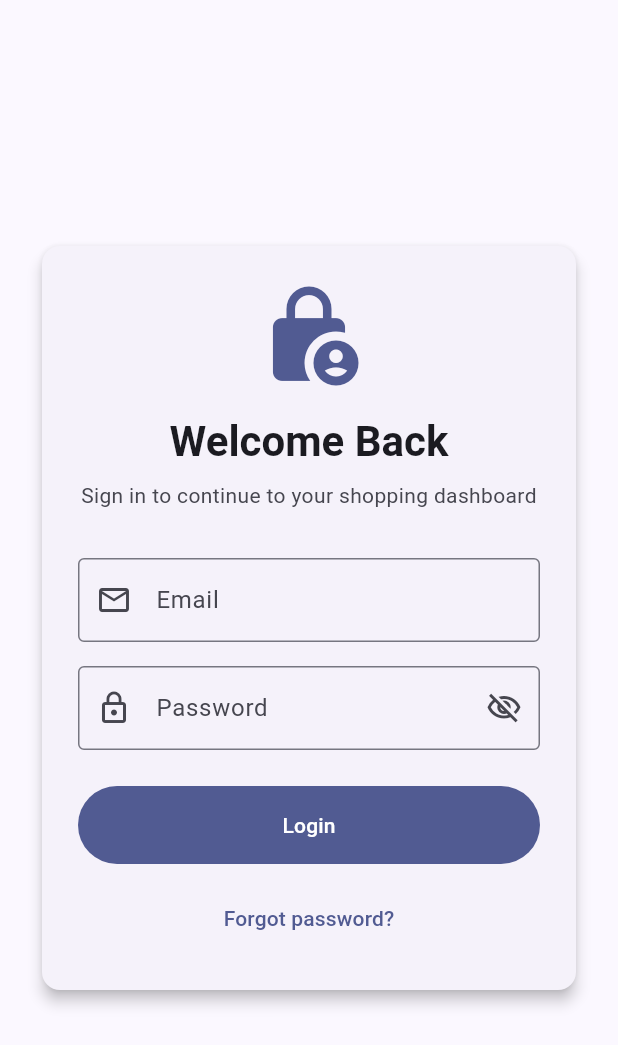
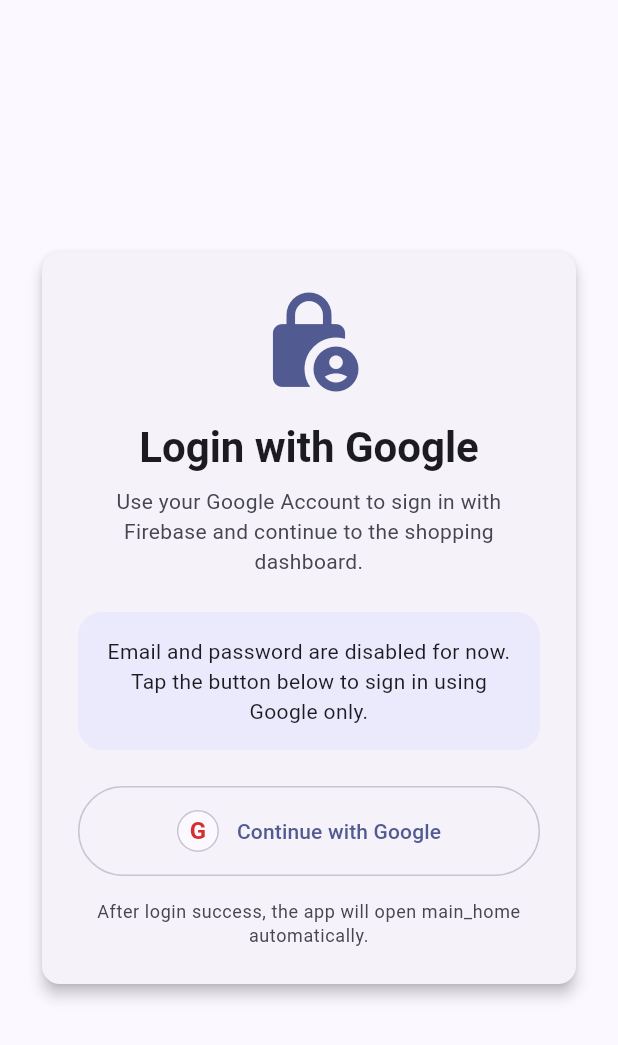
Before and after one commit to masterUNG/shoponlinemasterung, a Flutter app: the screen it shows after launch, on a phone screen of 412 x 824 dp. Shown: the top 1045 px of the screen. Run offline on Flutter 3.47's test engine with Material 3 defaults, Android fonts, the phone set to English and light mode, and no system bars; our stand-ins replace firebase_auth, firebase_core, get, google_sign_in; accounts and stored records are empty.

Commit message:
Implement Google Sign-In functionality and add Main Home module

```diff
--- a/lib/app/routes/app_pages.dart
+++ b/lib/app/routes/app_pages.dart
@@ -2,6 +2,8 @@
 
 import '../../modules/login/bindings/login_binding.dart';
 import '../../modules/login/views/login_view.dart';
+import '../../modules/main_home/bindings/main_home_binding.dart';
+import '../../modules/main_home/views/main_home_view.dart';
 import 'app_routes.dart';
 
 class AppPages {
@@ -15,5 +17,10 @@
       page: LoginView.new,
       binding: LoginBinding(),
     ),
+    GetPage<MainHomeView>(
+      name: Routes.mainHome,
+      page: MainHomeView.new,
+      binding: MainHomeBinding(),
+    ),
   ];
 }
--- a/lib/app/routes/app_routes.dart
+++ b/lib/app/routes/app_routes.dart
@@ -2,4 +2,5 @@
   Routes._();
 
   static const login = '/login';
+  static const mainHome = '/main-home';
 }
--- a/lib/main.dart
+++ b/lib/main.dart
@@ -4,12 +4,6 @@
 import 'package:shoponlinemasterung/firebase_options.dart';
 
 import 'app/routes/app_pages.dart';
-
-//////////////////////////////////////////
-//////////////////////////////////////////
-/// Test by Master Ung
-//////////////////////////////////////////
-//////////////////////////////////////////
 
 Future<void> main() async {
   WidgetsFlutterBinding.ensureInitialized();
--- a/lib/modules/login/controllers/login_controller.dart
+++ b/lib/modules/login/controllers/login_controller.dart
@@ -1,37 +1,99 @@
+import 'package:firebase_auth/firebase_auth.dart';
 import 'package:flutter/material.dart';
 import 'package:get/get.dart';
+import 'package:google_sign_in/google_sign_in.dart';
+
+import '../../../app/routes/app_routes.dart';
 
 class LoginController extends GetxController {
-  final emailController = TextEditingController();
-  final passwordController = TextEditingController();
+  static const _serverClientId =
+      '247194165705-2rdt0j6gkrsrpl3jr2huraknltu1gjk4.apps.googleusercontent.com';
 
-  final isPasswordHidden = true.obs;
+  final FirebaseAuth _firebaseAuth = FirebaseAuth.instance;
+  final GoogleSignIn _googleSignIn = GoogleSignIn.instance;
+
   final isLoading = false.obs;
+  late final Future<void> _googleInitialization;
 
-  void togglePasswordVisibility() {
-    isPasswordHidden.toggle();
+  @override
+  void onInit() {
+    super.onInit();
+    _googleInitialization = _googleSignIn.initialize(
+      serverClientId: _serverClientId,
+    );
   }
 
-  Future<void> login() async {
-    FocusManager.instance.primaryFocus?.unfocus();
+  @override
+  void onReady() {
+    super.onReady();
+    if (_firebaseAuth.currentUser != null) {
+      Get.offAllNamed(Routes.mainHome);
+    }
+  }
+
+  Future<void> loginWithGoogle() async {
+    if (isLoading.value) {
+      return;
+    }
+
     isLoading.value = true;
 
-    await Future<void>.delayed(const Duration(seconds: 1));
+    try {
+      await _googleInitialization;
 
-    isLoading.value = false;
+      final GoogleSignInAccount googleUser = await _googleSignIn.authenticate();
+      final String? idToken = googleUser.authentication.idToken;
 
+      if (idToken == null || idToken.isEmpty) {
+        throw FirebaseAuthException(
+          code: 'missing-google-id-token',
+          message: 'Google Sign-In did not return an ID token.',
+        );
+      }
+
+      final AuthCredential credential = GoogleAuthProvider.credential(
+        idToken: idToken,
+      );
+
+      final UserCredential userCredential = await _firebaseAuth
+          .signInWithCredential(credential);
+      final String displayName =
+          userCredential.user?.displayName ??
+          userCredential.user?.email ??
+          'Google User';
+
+      Get.offAllNamed(Routes.mainHome);
       Get.snackbar(
         'Login Success',
-      'Welcome back, ${emailController.text.isEmpty ? 'user' : emailController.text}',
+        'Welcome, $displayName',
+        snackPosition: SnackPosition.BOTTOM,
+        margin: const EdgeInsets.all(16),
+      );
+    } on GoogleSignInException catch (error) {
+      if (error.code != GoogleSignInExceptionCode.canceled) {
+        Get.snackbar(
+          'Google Sign-In Failed',
+          error.description ?? 'Unable to sign in with Google right now.',
           snackPosition: SnackPosition.BOTTOM,
           margin: const EdgeInsets.all(16),
         );
       }
-
-  @override
-  void onClose() {
-    emailController.dispose();
-    passwordController.dispose();
-    super.onClose();
+    } on FirebaseAuthException catch (error) {
+      Get.snackbar(
+        'Firebase Login Failed',
+        error.message ?? 'Unable to connect your Google account.',
+        snackPosition: SnackPosition.BOTTOM,
+        margin: const EdgeInsets.all(16),
+      );
+    } catch (_) {
+      Get.snackbar(
+        'Login Failed',
+        'Something went wrong. Please try again.',
+        snackPosition: SnackPosition.BOTTOM,
+        margin: const EdgeInsets.all(16),
+      );
+    } finally {
+      isLoading.value = false;
     }
   }
+}
--- a/lib/modules/login/views/login_view.dart
+++ b/lib/modules/login/views/login_view.dart
@@ -19,6 +19,7 @@
               constraints: const BoxConstraints(maxWidth: 420),
               child: Card(
                 elevation: 4,
+                clipBehavior: Clip.antiAlias,
                 child: Padding(
                   padding: const EdgeInsets.all(24),
                   child: Column(
@@ -32,7 +33,7 @@
                       ),
                       const SizedBox(height: 16),
                       Text(
-                        'Welcome Back',
+                        'Login with Google',
                         textAlign: TextAlign.center,
                         style: theme.textTheme.headlineMedium?.copyWith(
                           fontWeight: FontWeight.bold,
@@ -40,48 +41,38 @@
                       ),
                       const SizedBox(height: 8),
                       Text(
-                        'Sign in to continue to your shopping dashboard',
+                        'Use your Google Account to sign in with Firebase and continue to the shopping dashboard.',
                         textAlign: TextAlign.center,
                         style: theme.textTheme.bodyMedium?.copyWith(
                           color: theme.colorScheme.onSurfaceVariant,
                         ),
                       ),
-                      const SizedBox(height: 32),
-                      TextField(
-                        controller: controller.emailController,
-                        keyboardType: TextInputType.emailAddress,
-                        decoration: const InputDecoration(
-                          labelText: 'Email',
-                          prefixIcon: Icon(Icons.email_outlined),
+                      const SizedBox(height: 24),
+                      Container(
+                        padding: const EdgeInsets.all(16),
+                        decoration: BoxDecoration(
+                          color: theme.colorScheme.primaryContainer.withValues(
+                            alpha: 0.45,
+                          ),
+                          borderRadius: BorderRadius.circular(16),
                         ),
-                      ),
-                      const SizedBox(height: 16),
-                      Obx(
-                        () => TextField(
-                          controller: controller.passwordController,
-                          obscureText: controller.isPasswordHidden.value,
-                          decoration: InputDecoration(
-                            labelText: 'Password',
-                            prefixIcon: const Icon(Icons.lock_outline),
-                            suffixIcon: IconButton(
-                              onPressed: controller.togglePasswordVisibility,
-                              icon: Icon(
-                                controller.isPasswordHidden.value
-                                    ? Icons.visibility_off_outlined
-                                    : Icons.visibility_outlined,
-                              ),
-                            ),
-                          ),
+                        child: Text(
+                          'Email and password are disabled for now. Tap the button below to sign in using Google only.',
+                          textAlign: TextAlign.center,
+                          style: theme.textTheme.bodyMedium,
                         ),
                       ),
                       const SizedBox(height: 24),
                       Obx(
-                        () => FilledButton(
+                        () => OutlinedButton(
                           onPressed: controller.isLoading.value
                               ? null
-                              : controller.login,
-                          style: FilledButton.styleFrom(
+                              : controller.loginWithGoogle,
+                          style: OutlinedButton.styleFrom(
                             padding: const EdgeInsets.symmetric(vertical: 16),
+                            side: BorderSide(
+                              color: theme.colorScheme.outlineVariant,
+                            ),
                           ),
                           child: controller.isLoading.value
                               ? const SizedBox(
@@ -89,16 +80,25 @@
                                   height: 22,
                                   child: CircularProgressIndicator(
                                     strokeWidth: 2.4,
-                                    color: Colors.white,
                                   ),
                                 )
-                              : const Text('Login'),
+                              : const Row(
+                                  mainAxisAlignment: MainAxisAlignment.center,
+                                  children: [
+                                    _GoogleBadge(),
+                                    SizedBox(width: 12),
+                                    Text('Continue with Google'),
+                                  ],
+                                ),
                         ),
                       ),
-                      const SizedBox(height: 12),
-                      TextButton(
-                        onPressed: () {},
-                        child: const Text('Forgot password?'),
+                      const SizedBox(height: 16),
+                      Text(
+                        'After login success, the app will open main_home automatically.',
+                        textAlign: TextAlign.center,
+                        style: theme.textTheme.bodySmall?.copyWith(
+                          color: theme.colorScheme.onSurfaceVariant,
+                        ),
                       ),
                     ],
                   ),
@@ -111,3 +111,30 @@
     );
   }
 }
+
+class _GoogleBadge extends StatelessWidget {
+  const _GoogleBadge();
+
+  @override
+  Widget build(BuildContext context) {
+    final theme = Theme.of(context);
+
+    return Container(
+      width: 28,
+      height: 28,
+      alignment: Alignment.center,
+      decoration: BoxDecoration(
+        color: theme.colorScheme.surface,
+        shape: BoxShape.circle,
+        border: Border.all(color: theme.colorScheme.outlineVariant),
+      ),
+      child: Text(
+        'G',
+        style: theme.textTheme.titleMedium?.copyWith(
+          fontWeight: FontWeight.w700,
+          color: Colors.red.shade700,
+        ),
+      ),
+    );
+  }
+}
--- /dev/null
+++ b/lib/modules/main_home/bindings/main_home_binding.dart
@@ -0,0 +1,10 @@
+import 'package:get/get.dart';
+
+import '../controllers/main_home_controller.dart';
+
+class MainHomeBinding extends Bindings {
+  @override
+  void dependencies() {
+    Get.lazyPut<MainHomeController>(MainHomeController.new);
+  }
+}
--- a/pubspec.yaml
+++ b/pubspec.yaml
@@ -36,6 +36,8 @@
   cupertino_icons: ^1.0.8
   get: ^4.7.3
   firebase_core: ^4.7.0
+  firebase_auth: ^6.4.0
+  google_sign_in: ^7.2.0
 
 dev_dependencies:
   flutter_test:
```
Also changed, not shown: lib/modules/main_home/controllers/main_home_controller.dart (added, +18 -0 lines), lib/modules/main_home/views/main_home_view.dart (added, +123 -0 lines), pubspec.lock, 4 other files. Lines whose indentation alone changed are shown as unchanged.
